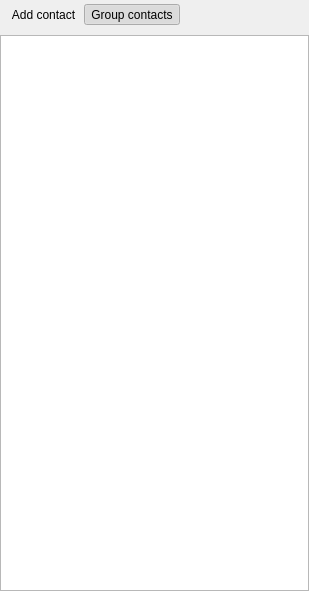
The window that main-widget.ui (KDE/ktp-contact-list) describes before a commit, drawn with Qt 5.
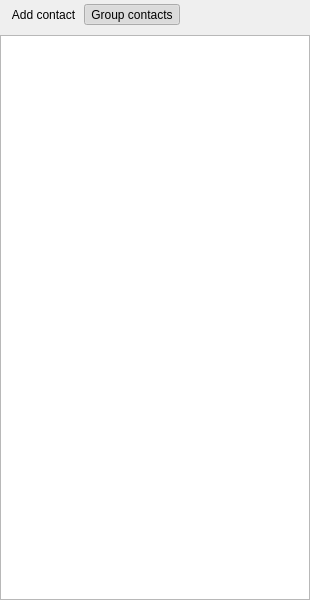
The same window after the commit.

What changed in the file:
```diff
--- a/main-widget.ui
+++ b/main-widget.ui
@@ -6,8 +6,8 @@
    <rect>
     <x>0</x>
     <y>0</y>
-    <width>309</width>
-    <height>591</height>
+    <width>310</width>
+    <height>600</height>
    </rect>
   </property>
   <property name="windowTitle">
```
Left out of the diff: 3 changed lines with no effect on the pictures.
